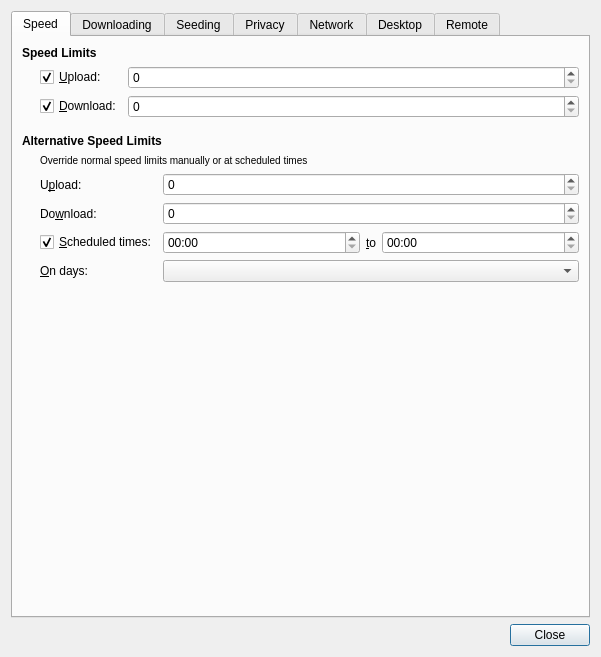
Old version of the form qt/PrefsDialog.ui in the repository transmission/transmission.
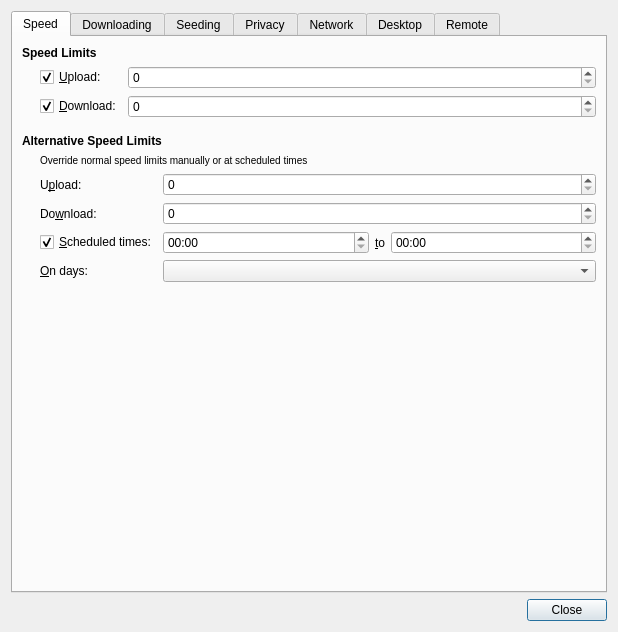
New version of the form. Icons and pictures are not drawn. Custom widgets are drawn as their Qt base class.

Commit message: Small code change to accommodate the old turtle png

```diff
--- a/qt/PrefsDialog.ui
+++ b/qt/PrefsDialog.ui
@@ -6,8 +6,8 @@
    <rect>
     <x>0</x>
     <y>0</y>
-    <width>601</width>
-    <height>657</height>
+    <width>618</width>
+    <height>632</height>
    </rect>
   </property>
   <property name="windowTitle">
@@ -120,6 +120,12 @@
          </item>
          <item>
           <widget class="QLabel" name="altSpeedLimitsSectionIconLabel">
+           <property name="maximumSize">
+            <size>
+             <width>20</width>
+             <height>20</height>
+            </size>
+           </property>
            <property name="pixmap">
             <pixmap resource="application.qrc">:/icons/alt-limit-off.png</pixmap>
            </property>
```
Left out of the diff: 2 changed lines with no effect on the pictures.
